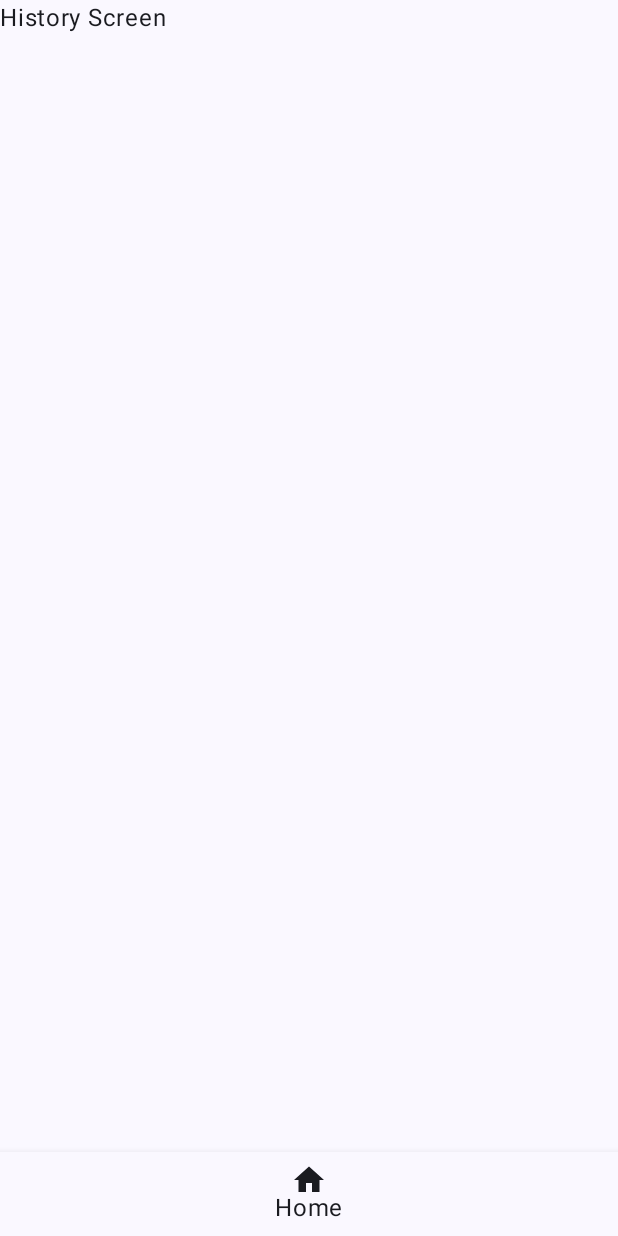
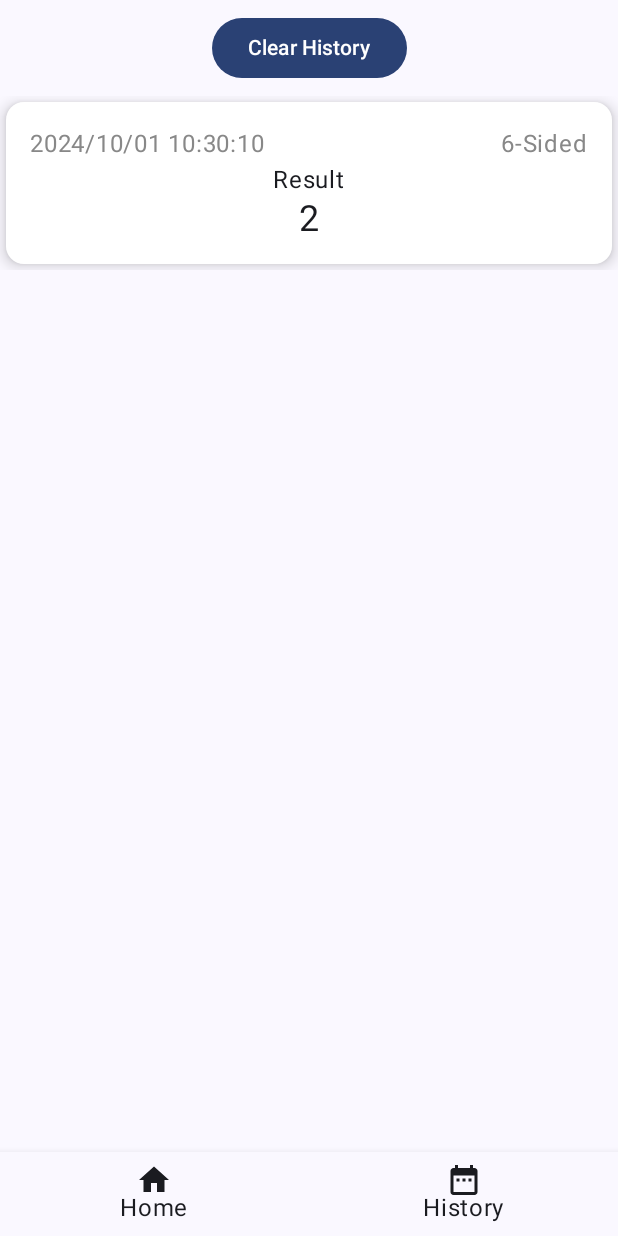
Before and after one commit to conorps/DiceRoller2, an Android app built with Jetpack Compose: the HistoryScreen screen opened through its navigation route, on a phone screen of 412 x 824 dp. Before the commit the screen is almost empty. Run offline under Robolectric (Android 15) with nearby library versions, the phone set to English and light mode, and no system bars; our stand-ins replace Dagger/Hilt's generated code, Room's generated code.

Commit message:
Added history Room database and History UI

```diff
--- a/app/src/main/java/com/stephens/diceroller/DiceRollerAppComposable.kt
+++ b/app/src/main/java/com/stephens/diceroller/DiceRollerAppComposable.kt
@@ -2,11 +2,10 @@ package com.stephens.diceroller
 
 import androidx.compose.foundation.layout.fillMaxSize
 import androidx.compose.foundation.layout.padding
-import androidx.compose.foundation.rememberScrollState
-import androidx.compose.foundation.verticalScroll
 import androidx.compose.material.BottomNavigation
 import androidx.compose.material.BottomNavigationItem
 import androidx.compose.material.icons.Icons
+import androidx.compose.material.icons.filled.DateRange
 import androidx.compose.material.icons.filled.Home
 import androidx.compose.material3.Icon
 import androidx.compose.material3.MaterialTheme
@@ -45,9 +44,9 @@ fun DiceRollerAppComposable(
     navController: NavHostController = rememberNavController()
 ) {
     val topLevelRoutes = listOf(
-        //TODO: Implement History and Settings screens
-        //TopLevelRoute(stringResource(R.string.history), History, Icons.Filled.DateRange),
+        //TODO: Implement Settings screens
         TopLevelRoute(stringResource(R.string.home), Home, Icons.Default.Home),
+        TopLevelRoute(stringResource(R.string.history), History, Icons.Filled.DateRange),
         //TopLevelRoute(stringResource(R.string.settings), Settings, Icons.Default.Settings)
     )
     Scaffold(
@@ -79,7 +78,6 @@ fun DiceRollerAppComposable(
             startDestination = Home,
             modifier = Modifier
                 .fillMaxSize()
-                .verticalScroll(rememberScrollState())
                 .padding(innerPadding)
         ) {
             composable<Home> {
@@ -89,7 +87,7 @@ fun DiceRollerAppComposable(
                 SettingsScreen()
             }
             composable<History> {
-                HistoryScreen(emptyList())
+                HistoryScreen(viewModel)
             }
         }
     }
--- /dev/null
+++ b/app/src/main/java/com/stephens/diceroller/data/HistoryDao.kt
@@ -0,0 +1,19 @@
+package com.stephens.diceroller.data
+
+import androidx.room.Dao
+import androidx.room.Insert
+import androidx.room.OnConflictStrategy
+import androidx.room.Query
+import kotlinx.coroutines.flow.Flow
+
+@Dao
+interface HistoryDao {
+    @Query("SELECT * FROM rollResults")
+    fun getAll(): Flow<List<RollResult>>
+
+    @Insert(onConflict = OnConflictStrategy.REPLACE)
+    suspend fun insert(rollResult: RollResult)
+
+    @Query("DELETE FROM rollresults")
+    suspend fun deleteHistory()
+}
--- /dev/null
+++ b/app/src/main/java/com/stephens/diceroller/data/RollResult.kt
@@ -0,0 +1,11 @@
+package com.stephens.diceroller.data
+
+import androidx.room.Entity
+import androidx.room.PrimaryKey
+
+@Entity(tableName = "rollResults")
+data class RollResult(
+    @PrimaryKey val time: Long,
+    val result: Int,
+    val sides: Int
+)
--- a/app/src/main/java/com/stephens/diceroller/history/HistoryScreen.kt
+++ b/app/src/main/java/com/stephens/diceroller/history/HistoryScreen.kt
@@ -1,12 +1,106 @@
 package com.stephens.diceroller.history
 
+import android.content.Context
+import androidx.compose.foundation.layout.Column
+import androidx.compose.foundation.layout.IntrinsicSize
+import androidx.compose.foundation.layout.Row
+import androidx.compose.foundation.layout.fillMaxSize
+import androidx.compose.foundation.layout.fillMaxWidth
+import androidx.compose.foundation.layout.height
+import androidx.compose.foundation.layout.padding
+import androidx.compose.foundation.lazy.LazyColumn
+import androidx.compose.foundation.lazy.items
+import androidx.compose.material3.Button
+import androidx.compose.material3.CardDefaults
+import androidx.compose.material3.ElevatedCard
 import androidx.compose.material3.Text
 import androidx.compose.runtime.Composable
+import androidx.compose.runtime.collectAsState
+import androidx.compose.ui.Alignment
+import androidx.compose.ui.Modifier
+import androidx.compose.ui.graphics.Color
+import androidx.compose.ui.platform.LocalContext
+import androidx.compose.ui.res.stringResource
+import androidx.compose.ui.unit.dp
+import androidx.compose.ui.unit.sp
+import com.stephens.diceroller.R
+import com.stephens.diceroller.data.RollResult
+import com.stephens.diceroller.main.MainAction
+import com.stephens.diceroller.main.MainViewModel
+import java.time.Instant
+import java.time.LocalDateTime
+import java.time.ZoneId
+import java.time.format.DateTimeFormatter
 
 @Composable
-fun HistoryScreen(stuff: List<String>) {
-    //TODO History screen
-    Text(
-        text = "History Screen"
-    )
+fun HistoryScreen(viewModel: MainViewModel) {
+    val uiState = viewModel.historyStateFlow.collectAsState(emptyList())
+    HistoryContent(uiState.value) { viewModel.postAction(MainAction.TapClearHistory) }
 }
+
+@Composable
+fun HistoryContent(rollResults: List<RollResult>, clearHistory: () -> Unit) {
+    Column(modifier = Modifier.fillMaxSize()) {
+        Button(
+            onClick = { clearHistory() },
+            modifier = Modifier
+                .align(Alignment.CenterHorizontally)
+                .padding(8.dp)
+        ) { Text(stringResource(R.string.clear_history)) }
+        LazyColumn(reverseLayout = true) {
+            items(rollResults) { rollResult ->
+                RollResultCard(rollResult)
+            }
+        }
+    }
+}
+
+@Composable
+fun RollResultCard(
+    rollResult: RollResult,
+    modifier: Modifier = Modifier
+) {
+    ElevatedCard(
+        elevation = CardDefaults.cardElevation(
+            defaultElevation = 6.dp
+        ),
+        colors = CardDefaults.cardColors(
+            containerColor = Color.White
+        ),
+        modifier = modifier
+            .fillMaxWidth()
+            .height(IntrinsicSize.Min)
+            .padding(4.dp)
+    ) {
+        Column {
+            Row(modifier = Modifier.padding(top = 16.dp, start = 16.dp, end = 16.dp)) {
+                Text(
+                    text = formatDate(rollResult.time, LocalContext.current),
+                    modifier = Modifier.weight(1f),
+                    color = Color.Gray
+                )
+                Text(
+                    text = stringResource(R.string.dice_sided, rollResult.sides),
+                    color = Color.Gray
+                )
+            }
+            Text(
+                text = "Result",
+                modifier = Modifier.align(Alignment.CenterHorizontally))
+            Text(
+                text = rollResult.result.toString(),
+                modifier = Modifier
+                    .align(Alignment.CenterHorizontally)
+                    .padding(bottom = 16.dp),
+                fontSize = 24.sp,
+            )
+        }
+    }
+}
+
+private fun formatDate(timeInMillis: Long, context: Context): String{
+    val formatter = DateTimeFormatter.ofPattern(context.getString(R.string.date_format))
+    val instant = Instant.ofEpochMilli(timeInMillis)
+    val date = LocalDateTime.ofInstant(instant, ZoneId.systemDefault())
+    return formatter.format(date)
+}
--- a/app/src/main/java/com/stephens/diceroller/main/MainState.kt
+++ b/app/src/main/java/com/stephens/diceroller/main/MainState.kt
@@ -8,5 +8,6 @@ data class MainState (
 
 sealed class MainAction {
     data object TapRoll : MainAction()
+    data object TapClearHistory: MainAction()
     data object ClearErrors : MainAction()
 }
--- a/app/src/main/res/values/strings.xml
+++ b/app/src/main/res/values/strings.xml
@@ -4,4 +4,7 @@
     <string name="history">History</string>
     <string name="home">Home</string>
     <string name="settings">Settings</string>
+    <string name="date_format">yyyy/MM/dd HH:mm:ss</string>
+    <string name="clear_history">Clear History</string>
+    <string name="dice_sided">%1$s-Sided</string>
 </resources>
--- a/build.gradle.kts
+++ b/build.gradle.kts
@@ -4,4 +4,5 @@ plugins {
     alias(libs.plugins.jetbrains.kotlin.android) apply false
     alias(libs.plugins.compose.compiler) apply false
     id("com.google.dagger.hilt.android") version "2.50" apply false
+    id("com.google.devtools.ksp") version "2.0.10-1.0.24" apply false
 }
```
Also changed, not shown: app/build.gradle.kts (+6 -1 lines), app/src/main/java/com/stephens/diceroller/data/HistoryDatabase.kt (added, +26 -0 lines), app/src/main/java/com/stephens/diceroller/data/HistoryRepository.kt (added, +20 -0 lines), app/src/main/java/com/stephens/diceroller/di/DatabaseModule.kt (added, +27 -0 lines), app/src/main/java/com/stephens/diceroller/main/MainViewModel.kt (+34 -8 lines), gradle/libs.versions.toml (+8 -0 lines).
